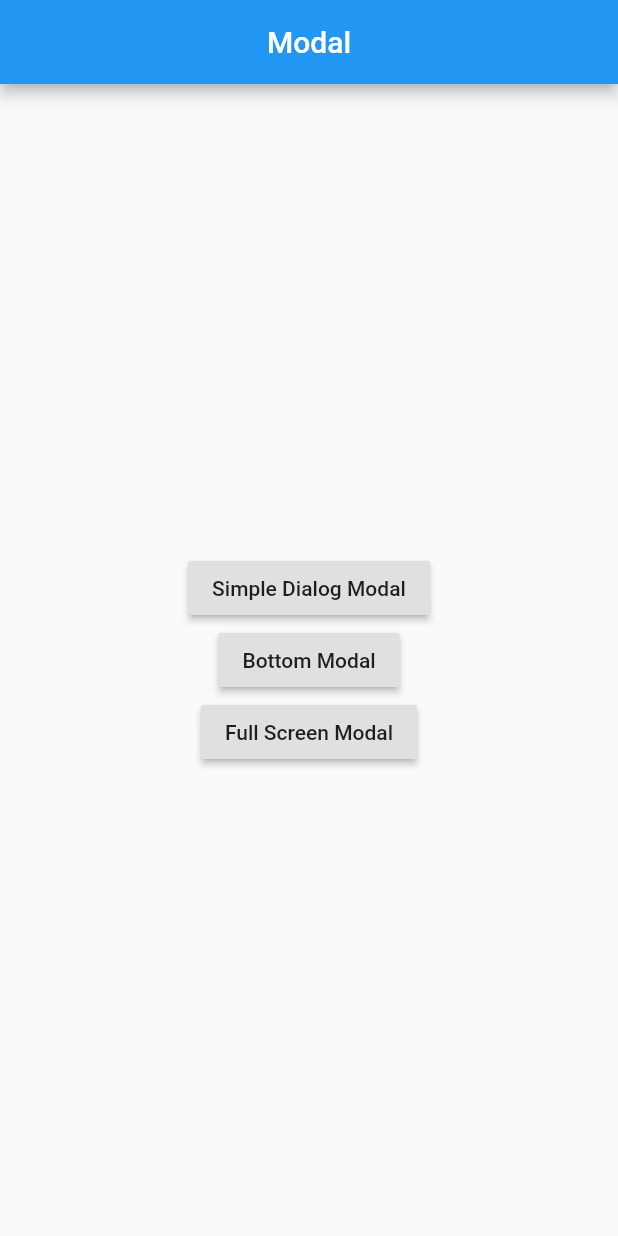
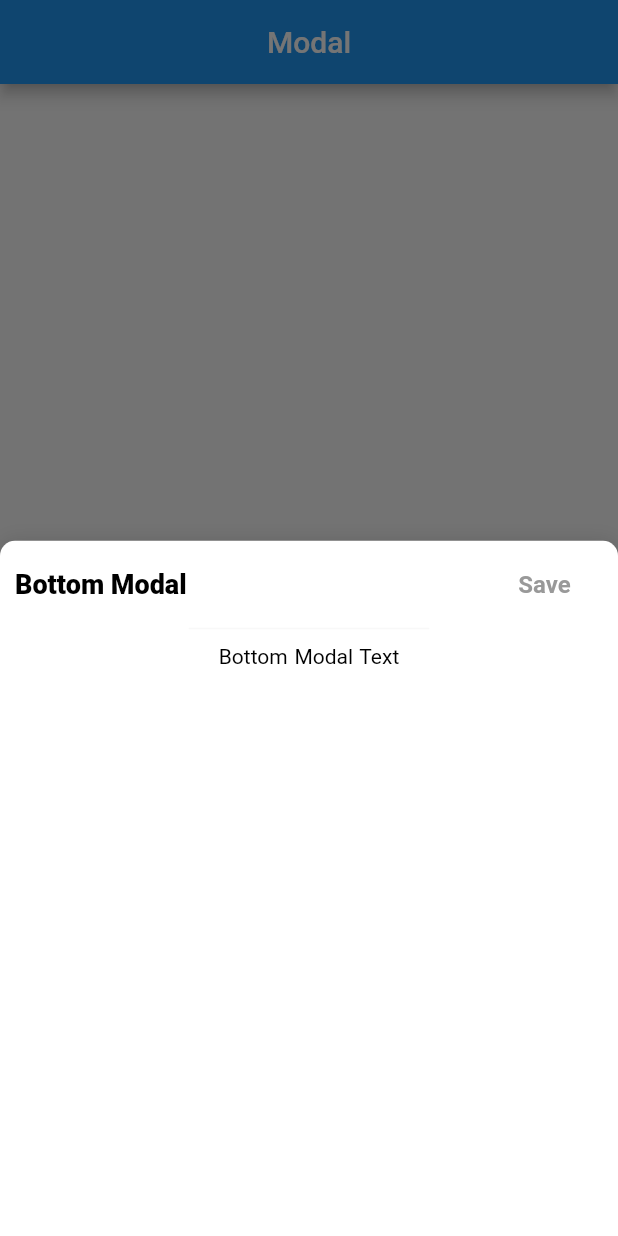
Before and after one commit to CoderNamedHendrick/implementing-stuff, a Flutter app: the screen it shows after launch, after a tap on "Bottom Modal", on a phone screen of 412 x 824 dp. Run offline on Flutter 3.47's test engine with Material 2 defaults, Android fonts, the phone set to English and light mode, and no system bars.

Commit message:
modal implementation -- bottom modal implementation

```diff
--- a/lib/main.dart
+++ b/lib/main.dart
@@ -41,7 +41,9 @@ class HomePage extends StatelessWidget {
                 child: Text("Simple Dialog Modal"),
               ),
               RaisedButton(
-                onPressed: () {},
+                onPressed: () {
+                  _showBottomModal(context);
+                },
                 child: Text("Bottom Modal"),
               ),
               RaisedButton(
@@ -90,4 +92,102 @@ class HomePage extends StatelessWidget {
       },
     );
   }
+
+  _showBottomModal(context) {
+    return showModalBottomSheet(
+      context: context,
+      backgroundColor: Colors.transparent,
+      builder: (builder) {
+        return new Container(
+          color: Colors.transparent,
+          child: new Container(
+            decoration: BoxDecoration(
+              color: Colors.white,
+              borderRadius: BorderRadius.only(
+                topLeft: Radius.circular(10.0),
+                topRight: Radius.circular(10.0),
+              ),
+              boxShadow: [
+                BoxShadow(
+                  color: Colors.black12,
+                  blurRadius: 10.0,
+                  spreadRadius: 0.0,
+                ),
+              ],
+            ),
+            alignment: Alignment.topLeft,
+            child: Column(
+              children: [
+                Row(
+                  mainAxisAlignment: MainAxisAlignment.spaceBetween,
+                  children: [
+                    Container(
+                      margin: EdgeInsets.only(top: 5, left: 10),
+                      child: Text(
+                        "Bottom Modal",
+                        style: TextStyle(
+                          fontSize: 18,
+                          fontWeight: FontWeight.w900,
+                          color: Colors.black,
+                        ),
+                      ),
+                    ),
+                    Container(
+                      margin: EdgeInsets.only(top: 5, right: 5),
+                      child: FlatButton(
+                        padding: EdgeInsets.fromLTRB(5, 0, 5, 0),
+                        onPressed: () {
+                          Navigator.pop(context);
+                        },
+                        child: Text(
+                          "Save",
+                          style: TextStyle(
+                            fontSize: 16,
+                            fontWeight: FontWeight.bold,
+                            color: Color(0xff999999),
+                          ),
+                        ),
+                      ),
+                    ),
+                  ],
+                ),
+                SizedBox(height: 5),
+                Container(
+                  padding: EdgeInsets.fromLTRB(20, 10, 20, 10),
+                  decoration: BoxDecoration(
+                    border: Border(
+                      top: BorderSide(
+                        color: Color(0xfff8f8f8),
+                        width: 1,
+                      ),
+                    ),
+                  ),
+                  child: Column(
+                    crossAxisAlignment: CrossAxisAlignment.start,
+                    children: [
+                      RichText(
+                        textAlign: TextAlign.justify,
+                        text: TextSpan(
+                          text: "Bottom Modal Text",
+                          style: TextStyle(
+                            fontWeight: FontWeight.w400,
+                            fontSize: 14,
+                            color: Colors.black,
+                            wordSpacing: 1,
+                          ),
+                        ),
+                      ),
+                      SizedBox(
+                        height: 10,
+                      ),
+                    ],
+                  ),
+                ),
+              ],
+            ),
+          ),
+        );
+      },
+    );
+  }
 }
```
